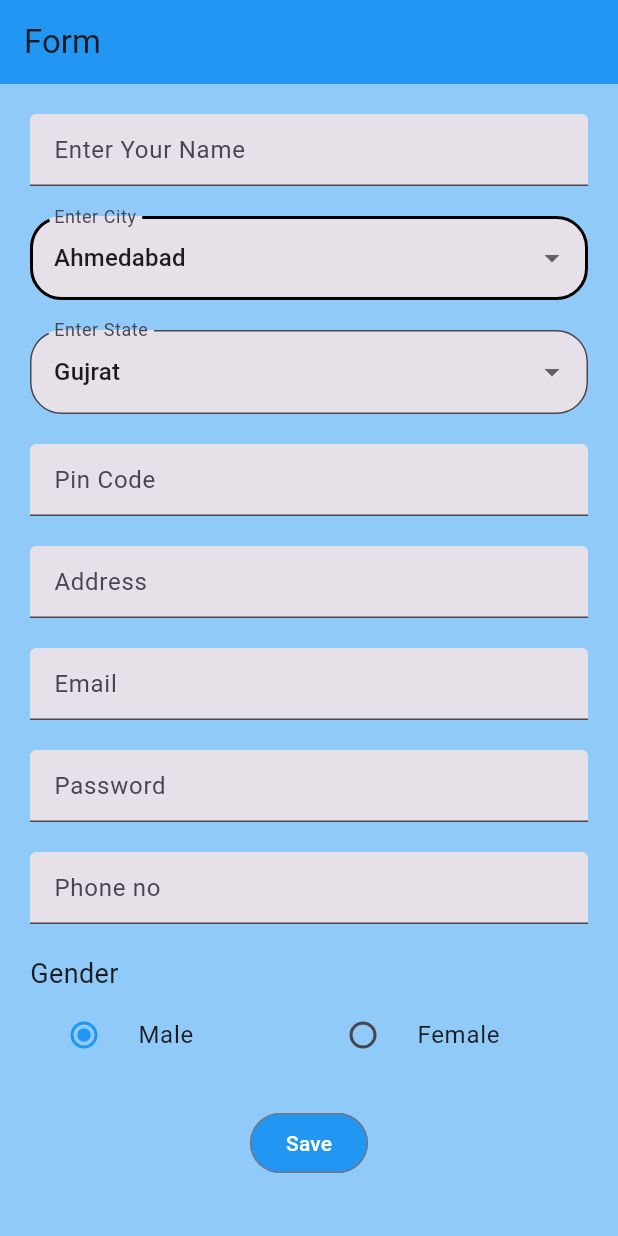
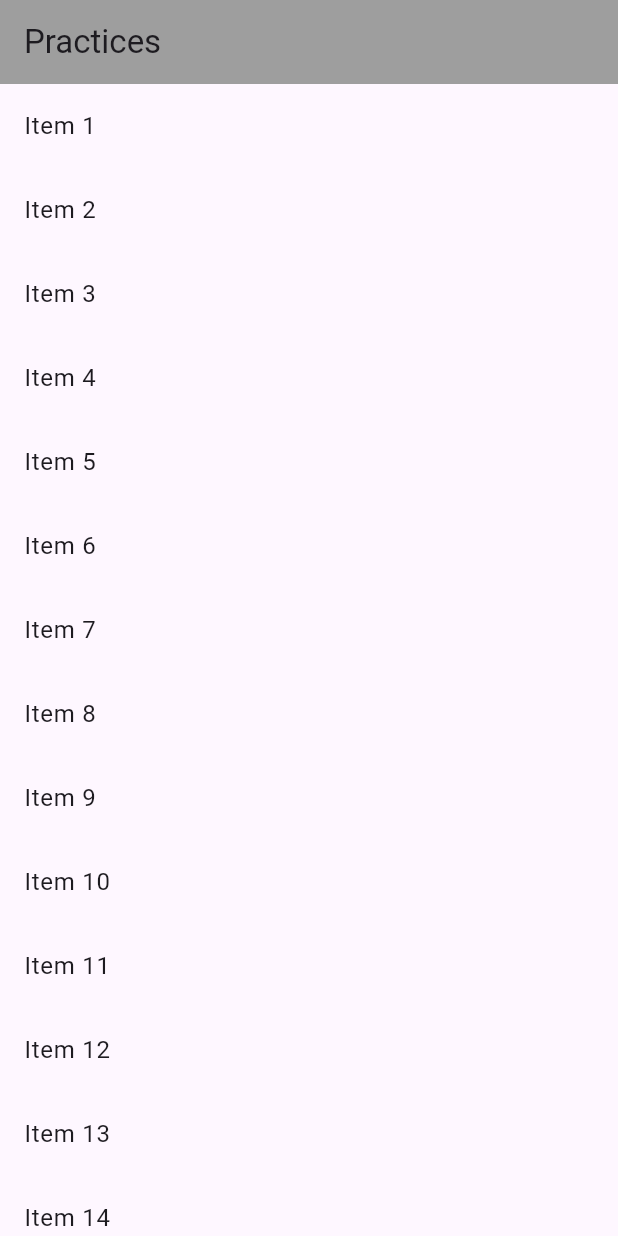
Before and after one commit to bhavin100803/form, a Flutter app: the screen it shows after launch, on a phone screen of 412 x 824 dp. Run offline on Flutter 3.47's test engine with Material 3 defaults, Android fonts, the phone set to English and light mode, and no system bars; our stand-ins replace firebase_core, firebase_database, flutter_animate, pie_chart; missing offline and left inert: dart:ffi; accounts and stored records are empty.

Commit message:
refreshpage

```diff
--- a/lib/login.dart
+++ b/lib/login.dart
@@ -54,7 +54,7 @@ class _loginWidgetState extends State<loginWidget> {
   final addsController = TextEditingController();
   final EmainController = TextEditingController();
   final phoneController = TextEditingController();
-  final databaseref = FirebaseDatabase.instance.ref("Details");
+  final databaseref = FirebaseDatabase.instance.ref("Form");
   int _selectedvalue = 1;
 
   // var selectedValue;
@@ -73,7 +73,7 @@ class _loginWidgetState extends State<loginWidget> {
     "Ludhiana"
   ];
 
-  var state = ["Gujrat", "Madhya Pradesh", "Punjab", "Andhra radesh"];
+  var state = ["Gujrat", "Madhya Pradesh", "Punjab", "Andhra pradesh"];
 
   @override
   Widget build(BuildContext context) {
@@ -98,24 +98,28 @@ class _loginWidgetState extends State<loginWidget> {
                       decoration: InputDecoration(
                         hintText: 'Enter Your Name',
                         filled: true,
-                          focusedBorder: OutlineInputBorder(
-                            borderRadius: BorderRadius.circular(21),
-                            borderSide:
-                                BorderSide(width: 2, color: Colors.black),
-                          )),
+                        // focusedBorder: OutlineInputBorder(
+                        //   borderRadius: BorderRadius.circular(21),
+                        //   borderSide:
+                        //       BorderSide(width: 2, color: Colors.black),
+                        // )
+                      ),
+                      style: commontextstyle(),
                     ),
                     SizedBox(
                       height: 20,
                     ),
                     DropdownButtonFormField(
                         decoration: InputDecoration(
-                            label: Text('Enter City'),
+                          hintText: 'Enter City',
                           filled: true,
-                            enabledBorder: OutlineInputBorder(
-                              borderRadius: BorderRadius.circular(21),
-                              borderSide: const BorderSide(
-                                  color: Colors.black, width: 2),
-                            )),
+                          // enabledBorder: OutlineInputBorder(
+                          //   borderRadius: BorderRadius.circular(21),
+                          //   borderSide: const BorderSide(
+                          //       color: Colors.black, width: 2),
+                          // )
+                        ),
+                        style: commontextstyle(),
                         value: citydropdownvalue,
                         items: city.map((String item) {
                           return DropdownMenuItem(
@@ -131,10 +135,15 @@ class _loginWidgetState extends State<loginWidget> {
                     ),
                     DropdownButtonFormField(
                         decoration: InputDecoration(
-                            label: Text('Enter State'),
+                          hintText: 'Enter State',
                           filled: true,
-                            border: OutlineInputBorder(
-                                borderRadius: BorderRadius.circular(21))),
+                          // enabledBorder: OutlineInputBorder(
+                          //   borderRadius: BorderRadius.circular(21),
+                          //   borderSide: const BorderSide(
+                          //       color: Colors.black, width: 2),
+                          // )
+                        ),
+                        style: commontextstyle(),
                         value: dropdownvalue,
                         items: state.map((String items) {
                           return DropdownMenuItem(
@@ -161,11 +170,13 @@ class _loginWidgetState extends State<loginWidget> {
                         counter: Offstage(),
                         hintText: 'Pin Code',
                         filled: true,
-                          focusedBorder: OutlineInputBorder(
-                            borderRadius: BorderRadius.circular(21),
-                            borderSide:
-                                BorderSide(width: 2, color: Colors.black),
-                          )),
+                        // focusedBorder: OutlineInputBorder(
+                        //   borderRadius: BorderRadius.circular(21),
+                        //   borderSide:
+                        //       BorderSide(width: 2, color: Colors.black),
+                        // )
+                      ),
+                      style: commontextstyle(),
                     ),
                     SizedBox(
                       height: 20,
@@ -176,11 +187,13 @@ class _loginWidgetState extends State<loginWidget> {
                       decoration: InputDecoration(
                         hintText: 'Address',
                         filled: true,
-                          focusedBorder: OutlineInputBorder(
-                            borderRadius: BorderRadius.circular(21),
-                            borderSide:
-                                BorderSide(width: 2, color: Colors.black),
-                          )),
+                        // focusedBorder: OutlineInputBorder(
+                        //   borderRadius: BorderRadius.circular(21),
+                        //   borderSide:
+                        //       BorderSide(width: 2, color: Colors.black),
+                        // )
+                      ),
+                      style: commontextstyle(),
                     ),
                     SizedBox(
                       height: 20,
@@ -198,16 +211,19 @@ class _loginWidgetState extends State<loginWidget> {
                       decoration: InputDecoration(
                         hintText: 'Email',
                         filled: true,
-                          focusedBorder: OutlineInputBorder(
-                              borderRadius: BorderRadius.circular(21),
-                              borderSide:
-                                  BorderSide(color: Colors.black, width: 2))),
+                        // focusedBorder: OutlineInputBorder(
+                        //     borderRadius: BorderRadius.circular(21),
+                        //     borderSide:
+                        //         BorderSide(color: Colors.black, width: 2)
+                        // )
+                      ),
+                      style: commontextstyle(),
                     ),
                     SizedBox(
                       height: 20,
                     ),
                     TextFormField(
-                      maxLength: 6,
+                      maxLength: 50,
                       autovalidateMode: AutovalidateMode.always,
                       validator: validatePassword,
                       inputFormatters: <TextInputFormatter>[
@@ -221,10 +237,13 @@ class _loginWidgetState extends State<loginWidget> {
                         counter: Offstage(),
                         hintText: 'Password',
                         filled: true,
-                          focusedBorder: OutlineInputBorder(
-                              borderRadius: BorderRadius.circular(21),
-                              borderSide:
-                                  BorderSide(color: Colors.black, width: 2))),
+                        // focusedBorder: OutlineInputBorder(
+                        //     borderRadius: BorderRadius.circular(21),
+                        //     borderSide:
+                        //         BorderSide(color: Colors.black, width: 2)
+                        // )
+                      ),
+                      style: commontextstyle(),
                     ),
                     SizedBox(
                       height: 20,
@@ -241,13 +260,15 @@ class _loginWidgetState extends State<loginWidget> {
                       controller: phoneController,
                       decoration: InputDecoration(
                         counter: Offstage(),
-                          hintText: 'Phone no',
+                        hintText: 'Phone',
                         filled: true,
-                          focusedBorder: OutlineInputBorder(
-                            borderRadius: BorderRadius.circular(21),
-                            borderSide:
-                                BorderSide(width: 2, color: Colors.black),
-                          )),
+                        // focusedBorder: OutlineInputBorder(
+                        //   borderRadius: BorderRadius.circular(21),
+                        //   borderSide:
+                        //       BorderSide(width: 2, color: Colors.black),
+                        // )
+                      ),
+                      style: commontextstyle(),
                     ),
                     SizedBox(
                       height: 20,
@@ -257,7 +278,7 @@ class _loginWidgetState extends State<loginWidget> {
                         crossAxisAlignment: CrossAxisAlignment.start,
                         mainAxisAlignment: MainAxisAlignment.start,
                         children: <Widget>[
-                          Text('Gender', style: TextStyle(fontSize: 18)),
+                          Text('Gender', style: commontextstyle()),
                           Container(
                             child: Column(
                               children: <Widget>[
@@ -271,7 +292,7 @@ class _loginWidgetState extends State<loginWidget> {
                                         title: Text("Male"),
                                         onChanged: (newValue) => setState(
                                             () => _selectedvalue = newValue!),
-                                        activeColor: Colors.blue,
+                                        activeColor: Colors.black,
                                         selected: false,
                                       ),
                                     ),
@@ -283,7 +304,7 @@ class _loginWidgetState extends State<loginWidget> {
                                         title: Text("Female"),
                                         onChanged: (newValue) => setState(
                                             () => _selectedvalue = newValue!),
-                                        activeColor: Colors.blue,
+                                        activeColor: Colors.black,
                                         selected: false,
                                       ),
                                     ),
@@ -360,7 +381,6 @@ class _loginWidgetState extends State<loginWidget> {
                             ));
                             return;
                           }
-
                           print("Name: " + nameController.text.toString());
                           print("City: " + citydropdownvalue);
                           print("State: " + dropdownvalue);
@@ -369,7 +389,6 @@ class _loginWidgetState extends State<loginWidget> {
                           print("Email: " + EmainController.text.toString());
                           print("Password: " + passController.text.toString());
                           print("Phone no " + phoneController.text.toString());
-
                           var Gender = "";
                           if (_selectedvalue == 1) {
                             Gender = "male";
@@ -377,23 +396,51 @@ class _loginWidgetState extends State<loginWidget> {
                             Gender = "Female";
                           }
                            print("Gender: " + Gender.toString());
-
-                          databaseref.set({
-                            "name":nameController.text.toString(),
-                            "city":  citydropdownvalue.toString(),
-                            "state": dropdownvalue.toString(),
-                            "pin Code": pinController.text.toString(),
-                            "address":  addsController.text.toString(),
-                            "email": EmainController.text.toString(),
-                            "password": passController.text.toString(),
-                            "Phone": phoneController.text.toString(),
-                            "gender": Gender.toString()
-
+                          // databaseref.set({
+                          //   "name": nameController.text.toString(),
+                          //   "city": citydropdownvalue.toString(),
+                          //   "state": dropdownvalue.toString(),
+                          //   "pin Code": pinController.text.toString(),
+                          //   "address": addsController.text.toString(),
+                          //   "email": EmainController.text.toString(),
+                          //   "password": passController.text.toString(),
+                          //   "Phone": phoneController.text.toString(),
+                          //   "gender": Gender.toString()
+                          // });
+                          databaseref
+                              .child(DateTime.now().microsecond.toString())
+                              .child("Details")
+                              .set({
+                            'name':
+                                nameController.text.toUpperCase().toString(),
+                            'city': citydropdownvalue.toUpperCase().toString(),
+                            'state': dropdownvalue.toUpperCase().toString(),
+                            'pin code':
+                                pinController.text.toUpperCase().toString(),
+                            'address':
+                                addsController.text.toUpperCase().toString(),
+                            'email':
+                                EmainController.text.toUpperCase().toString(),
+                            'password':
+                                passController.text.toUpperCase().toString(),
+                            'phone': phoneController.text.toString(),
+                            'gender': Gender.toUpperCase().toString(),
+                            'id': DateTime.now().microsecond.toString(),
                           });
+                          nameController.clear();
+                          pinController.clear();
+                          addsController.clear();
+                          EmainController.clear();
+                          passController.clear();
+                          phoneController.clear();
+                          FocusScope.of(context).unfocus();
                         },
                         child: Text(
                           'Save',
-                          style: TextStyle(color: Colors.white),
+                          style: TextStyle(
+                              color: Colors.white,
+                              fontSize: 16,
+                              fontWeight: FontWeight.w600),
                         )),
                   ],
                 ),
@@ -404,4 +451,11 @@ class _loginWidgetState extends State<loginWidget> {
       ),
     );
   }
+  TextStyle commontextstyle() {
+    return TextStyle(
+      color: Colors.black,
+      fontSize: 18,
+      fontWeight: FontWeight.w500,
+    );
   }
+}
--- a/lib/main.dart
+++ b/lib/main.dart
@@ -2,6 +2,8 @@ import 'package:firebase_core/firebase_core.dart';
 import 'package:flutter/foundation.dart';
 import 'package:flutter/material.dart';
 import 'package:form/login.dart';
+import 'package:form/navigationbar.dart';
+import 'package:form/refresh.dart';
 
 Future main() async {
   WidgetsFlutterBinding.ensureInitialized();
@@ -33,9 +35,7 @@ class _MyAppState extends State<MyApp>{
 debugShowCheckedModeBanner: false,
      initialRoute: 'Login',
      title: "Demo",
-     home: loginWidget(),
-
-
+     home: refreshWidget()
    );
   }
 }
--- /dev/null
+++ b/lib/refresh.dart
@@ -0,0 +1,43 @@
+import 'package:flutter/cupertino.dart';
+import 'package:flutter/material.dart';
+
+class refreshWidget extends StatefulWidget {
+  const refreshWidget({super.key});
+
+  @override
+  State<refreshWidget> createState() => _refreshWidgetState();
+}
+
+class _refreshWidgetState extends State<refreshWidget> {
+  List<String> items = List.generate(20, (index) => 'Item ${index + 1}');
+
+  Future<void> _refreshData() async {
+    // Simulate a delay to mimic fetching new data from a data source
+    await Future.delayed(Duration(seconds: 2));
+
+    // Add new items or update the data here
+    setState(() {
+      items = List.generate(20, (index) => 'New Item ${index + 1}');
+    });
+  }
+  @override
+  Widget build(BuildContext context) {
+    return Scaffold(
+        appBar: AppBar(
+        title: Text('Practices'),
+    backgroundColor: Colors.grey,
+        ),
+            body:RefreshIndicator(
+              onRefresh: _refreshData, // Callback function for refresh action
+              child: ListView.builder(
+                itemCount: items.length,
+                itemBuilder: (context, index) {
+                  return ListTile(
+                    title: Text(items[index]),
+                  );
+                },
+              ),
+            ),
+    );
+  }
+}
--- a/pubspec.yaml
+++ b/pubspec.yaml
@@ -38,6 +38,9 @@ dependencies:
   firebase_core: ^2.20.0
   firebase_auth: ^4.6.3
   firebase_database: ^10.1.0
+  pie_chart: ^5.1.0
+  flutter_animate: ^4.5.0
+
 
 dev_dependencies:
   flutter_test:
```
Also changed, not shown: lib/navigationbar.dart (added, +144 -0 lines), pubspec.lock. Lines whose indentation alone changed are shown as unchanged.
